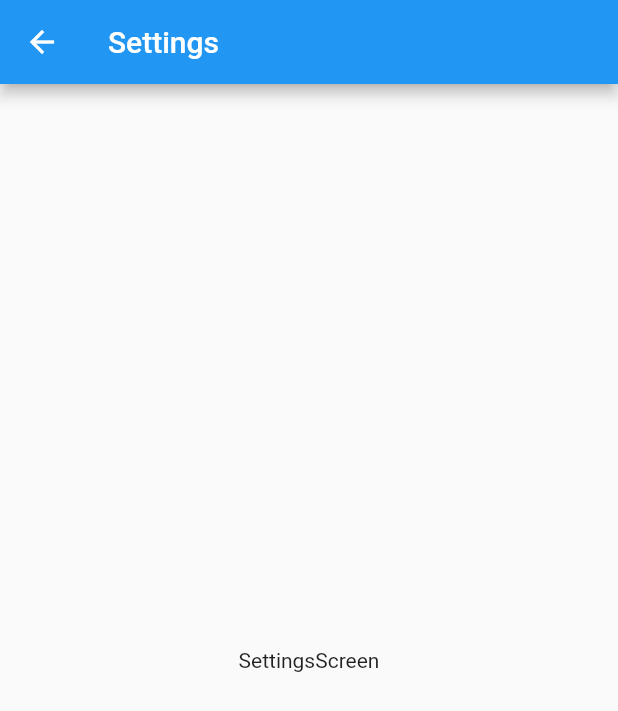
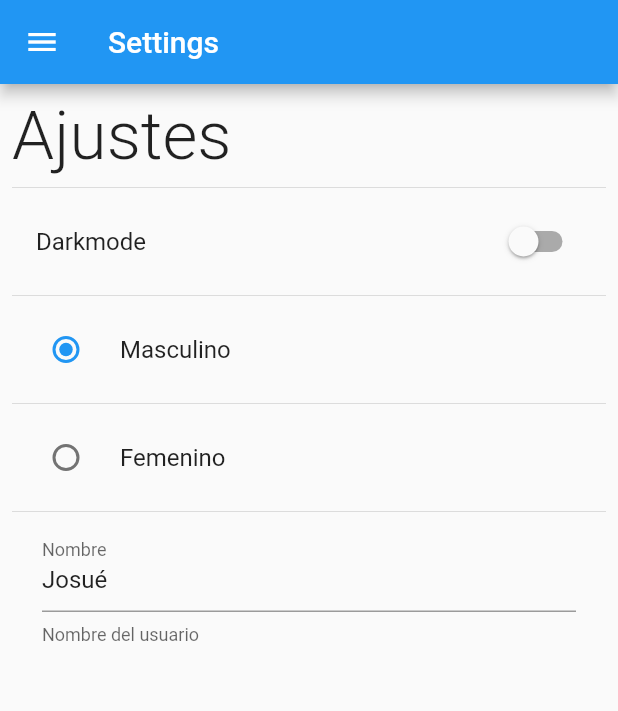
Before and after one commit to josuemedinaguerrero/flutter-preferences-app, a Flutter app: the SettingsScreen screen opened by its route, on a phone screen of 412 x 824 dp. Shown: the top 711 px of the screen. Run offline on Flutter 3.47's test engine with Material 2 defaults, Android fonts, the phone set to English and light mode, and no system bars.

```diff
--- a/lib/screens/settings_screen.dart
+++ b/lib/screens/settings_screen.dart
@@ -1,16 +1,81 @@
 import 'package:flutter/material.dart';
+import 'package:preferences_app/widgets/widgets.dart';
 
-class SettingsScreen extends StatelessWidget {
+class SettingsScreen extends StatefulWidget {
   const SettingsScreen({super.key});
 
   static const String routerName = 'Settings';
 
   @override
+  State<SettingsScreen> createState() => _SettingsScreenState();
+}
+
+class _SettingsScreenState extends State<SettingsScreen> {
+  bool isDarkMode = false;
+  int gender = 1;
+  String name = 'Pedro';
+
+  @override
   Widget build(BuildContext context) {
+    print('IsDarkMode: $isDarkMode - Gender: $gender - Name: $name');
+
     return Scaffold(
       appBar: AppBar(title: const Text('Settings')),
-      body: const Center(
-        child: Text('SettingsScreen'),
+      drawer: const SideMenu(),
+      body: Padding(
+        padding: const EdgeInsets.all(8.0),
+        child: SingleChildScrollView(
+          child: Column(
+            crossAxisAlignment: CrossAxisAlignment.start,
+            children: [
+              const Text('Ajustes', style: TextStyle(fontSize: 45, fontWeight: FontWeight.w300)),
+              const Divider(),
+              SwitchListTile.adaptive(
+                value: isDarkMode,
+                title: const Text('Darkmode'),
+                onChanged: (value) {
+                  isDarkMode = value;
+                  setState(() {});
+                },
+              ),
+              const Divider(),
+              RadioListTile<int>(
+                value: 1,
+                groupValue: gender,
+                title: const Text('Masculino'),
+                onChanged: (value) {
+                  gender = value ?? 1;
+                  setState(() {});
+                },
+              ),
+              const Divider(),
+              RadioListTile<int>(
+                value: 2,
+                groupValue: gender,
+                title: const Text('Femenino'),
+                onChanged: (value) {
+                  gender = value ?? 2;
+                  setState(() {});
+                },
+              ),
+              const Divider(),
+              Padding(
+                padding: const EdgeInsets.symmetric(horizontal: 20),
+                child: TextFormField(
+                  initialValue: 'Josué',
+                  onChanged: (value) {
+                    name = value;
+                    setState(() {});
+                  },
+                  decoration: const InputDecoration(
+                    labelText: 'Nombre',
+                    helperText: 'Nombre del usuario',
+                  ),
+                ),
+              )
+            ],
+          ),
+        ),
       ),
     );
   }
```
Also changed, not shown: lib/screens/home_screen.dart (+11 -3 lines).
